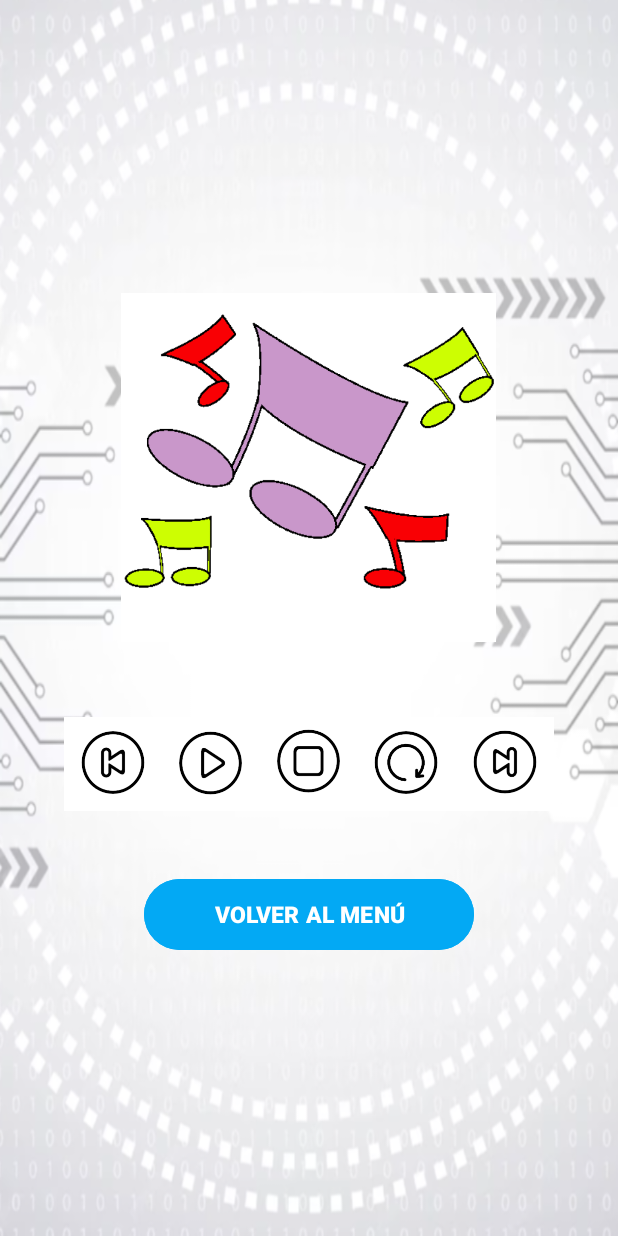
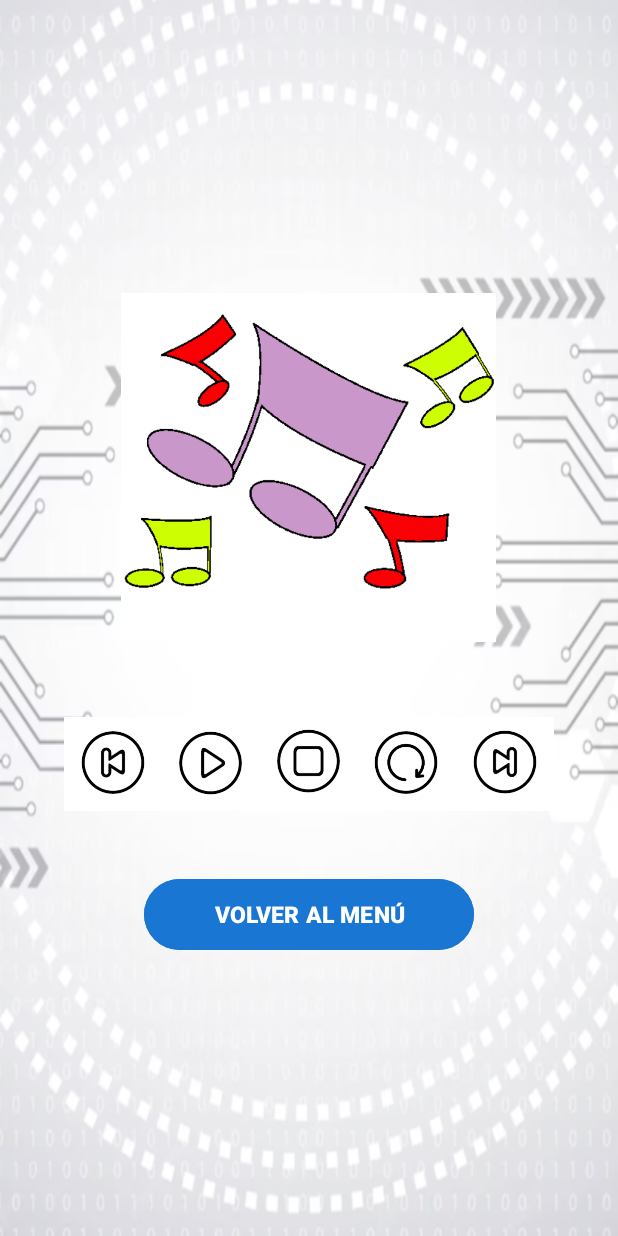
Before and after one commit to nataliagarcia2004/CIBERQUIZ_P1, an Android app: the ReproductorActivity screen opened directly, with no data from a screen before it, on a phone screen of 412 x 824 dp. Run offline under Robolectric (Android 15) with nearby library versions, the phone set to English and light mode, and no system bars.

Commit message:
errores layout reproductor

```diff
--- a/app/src/main/res/layout/activity_reproductor.xml
+++ b/app/src/main/res/layout/activity_reproductor.xml
@@ -13,7 +13,7 @@
         android:layout_width="250dp"
         android:layout_height="250dp"
         android:src="@drawable/portada1"
-        android:contentDescription="portada" />
+        android:contentDescription="@string/portada_album" />
 
     <!-- FILA DE BOTONES -->
     <LinearLayout
@@ -30,7 +30,8 @@
             android:background="@null"
             android:adjustViewBounds="true"
             android:scaleType="fitCenter"
-            android:src="@drawable/anterior" />
+            android:src="@drawable/anterior"
+            android:contentDescription="@string/boton_cancion_anterior" />
 
         <ImageButton
             android:id="@+id/btn_play"
@@ -39,7 +40,8 @@
             android:background="@null"
             android:adjustViewBounds="true"
             android:scaleType="fitCenter"
-            android:src="@drawable/reproducir" />
+            android:src="@drawable/reproducir"
+            android:contentDescription="@string/boton_reproducir" />
 
         <ImageButton
             android:id="@+id/btn_detener"
@@ -48,7 +50,8 @@
             android:background="@null"
             android:adjustViewBounds="true"
             android:scaleType="fitCenter"
-            android:src="@drawable/detener" />
+            android:src="@drawable/detener"
+            android:contentDescription="@string/boton_detener" />
 
         <ImageButton
             android:id="@+id/btn_repetir"
@@ -57,7 +60,8 @@
             android:background="@null"
             android:adjustViewBounds="true"
             android:scaleType="fitCenter"
-            android:src="@drawable/repetir" />
+            android:src="@drawable/repetir"
+            android:contentDescription="@string/boton_repetir" />
 
         <ImageButton
             android:id="@+id/btn_siguiente"
@@ -66,7 +70,8 @@
             android:background="@null"
             android:adjustViewBounds="true"
             android:scaleType="fitCenter"
-            android:src="@drawable/siguiente" />
+            android:src="@drawable/siguiente"
+            android:contentDescription="@string/boton_cancion_siguiente" />
     </LinearLayout>
 
     <!-- BOTÓN VOLVER AL MENÚ -->
@@ -75,8 +80,8 @@
         android:layout_width="220dp"
         android:layout_height="55dp"
         android:layout_marginTop="40dp"
-        android:backgroundTint="#03A9F4"
-        android:text="VOLVER AL MENÚ"
+        android:backgroundTint="#1976D2"
+        android:text="@string/volver_al_menu"
         android:textColor="@android:color/white"
         android:textStyle="bold"
         android:textSize="15sp"
--- a/app/src/main/res/values/strings.xml
+++ b/app/src/main/res/values/strings.xml
@@ -1,6 +1,13 @@
 <resources>
     <string name="app_name">CiberQuiz</string>
     <!-- Strings used for fragments for navigation -->
+    <string name="portada_album">Portada del álbum</string>
+    <string name="boton_cancion_anterior">Canción anterior</string>
+    <string name="boton_reproducir">Reproducir música</string>
+    <string name="boton_detener">Detener música</string>
+    <string name="boton_repetir">Repetir canción</string>
+    <string name="boton_cancion_siguiente">Siguiente canción</string>
+    <string name="volver_al_menu">VOLVER AL MENÚ</string>
     <string name="puntuacion_ronda">Puntuación de la ronda</string>
     <string name="puntos_totales_acumulados">Puntos totales acumulados</string>
     <string name="first_fragment_label">First Fragment</string>
```
